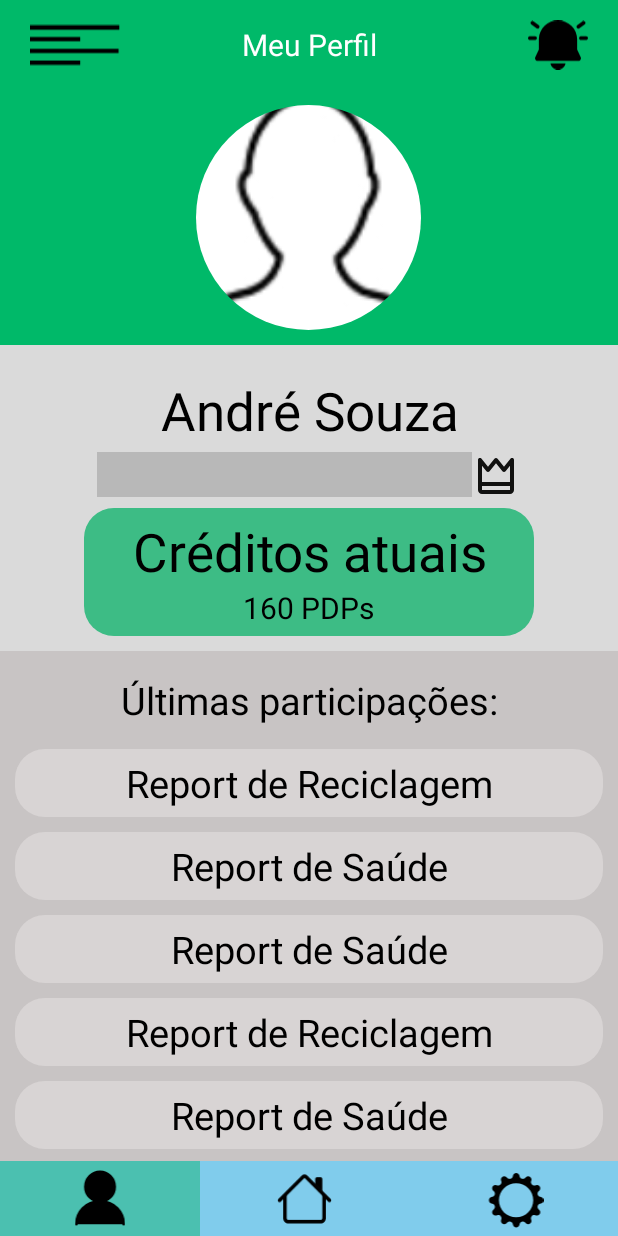
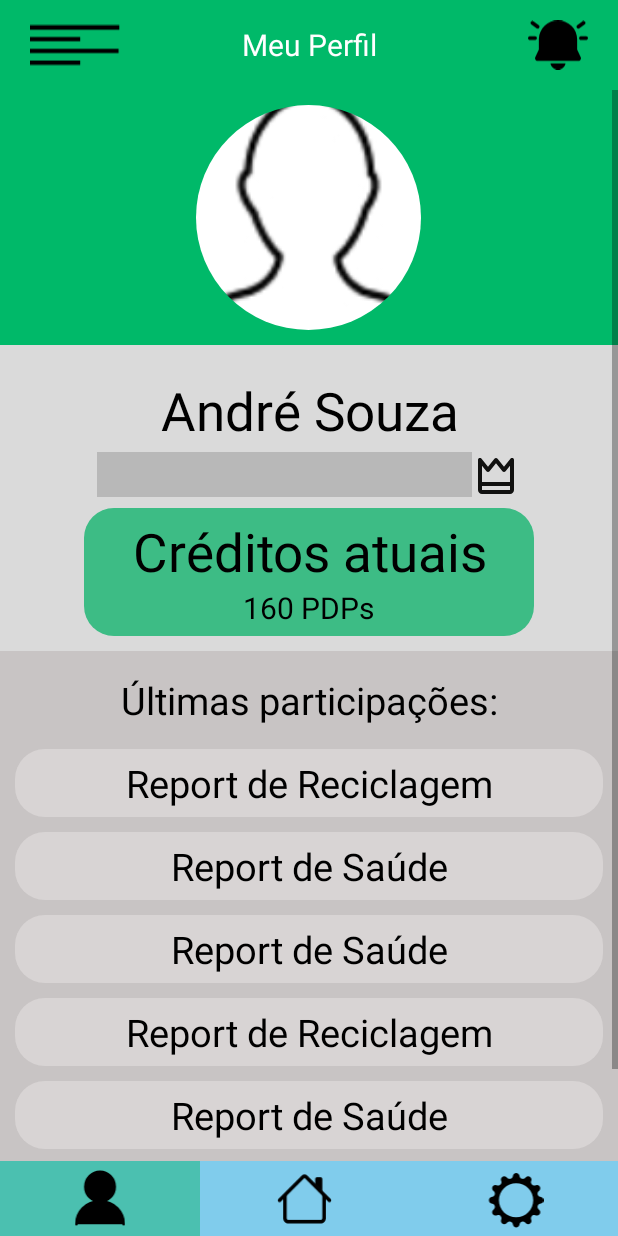
Before and after one commit to Vinicius-Mance/ESG, an Android app: the layout activity_profile.xml on its own in the app's theme, with its tools: preview values and no code run, on a phone screen of 412 x 824 dp. Run offline under Robolectric (Android 15) with nearby library versions, the phone set to English and light mode, and no system bars.

Commit message:
scrollview adicionado
scrollview adicionado

```diff
--- a/app/src/main/res/layout/activity_profile.xml
+++ b/app/src/main/res/layout/activity_profile.xml
@@ -45,12 +45,22 @@
                 android:src="@drawable/ic_action_bell" />
         </LinearLayout>
         <!-- fim header -->
+    <ScrollView
+        android:layout_below="@+id/homeHeader"
+        android:layout_width="wrap_content"
+        android:layout_height="wrap_content"
+        android:layout_marginBottom="50dp"
+        >
+        <LinearLayout
+            android:layout_width="wrap_content"
+            android:layout_height="wrap_content"
+            android:orientation="vertical"
+            >
         <!--começo homeInfo-->
             <LinearLayout
                 android:id="@+id/homeInfo"
                 android:layout_width="match_parent"
                 android:layout_height="170dp"
-        android:layout_below="@+id/homeHeader"
                 android:background="@color/main_green"
                 android:orientation="vertical">
 
@@ -63,6 +73,7 @@
 
             </LinearLayout>
                 <!--fim home info-->
+                <!-- começo profile info-->
                     <RelativeLayout
                         android:id="@+id/profileInfo"
                         android:layout_width="match_parent"
@@ -147,19 +158,19 @@
                         </LinearLayout>
 
                     </RelativeLayout>
-
+<!--                    fim profile info  -->
+<!--            começo reports-->
             <RelativeLayout
                 android:layout_width="match_parent"
                 android:layout_height="wrap_content"
                 android:layout_below="@+id/profileInfo"
                 android:background="#c8c4c4"
-        android:padding="10dp"
-        >
+                android:padding="10dp">
+
                 <LinearLayout
                     android:layout_width="match_parent"
                     android:layout_height="wrap_content"
-            android:orientation="vertical"
-            >
+                    android:orientation="vertical">
 
                     <TextView
                         android:layout_width="match_parent"
@@ -174,83 +185,82 @@
                     <TextView
                         android:layout_width="match_parent"
                         android:layout_height="wrap_content"
+                        android:layout_marginBottom="10dp"
+                        android:background="@drawable/round_rectangle"
+                        android:backgroundTint="#d8d4d4"
+                        android:padding="5dp"
                         android:text="Report de Reciclagem"
                         android:textAlignment="center"
                         android:textColor="#000"
-                    android:textSize="25dp"
-                    android:background="@drawable/round_rectangle"
-                    android:backgroundTint="#d8d4d4"
-                    android:layout_marginBottom="10dp"
-                    android:padding="5dp"
-                    />
+                        android:textSize="25dp" />
 
                     <TextView
                         android:layout_width="match_parent"
                         android:layout_height="wrap_content"
+                        android:layout_marginBottom="10dp"
+                        android:background="@drawable/round_rectangle"
+                        android:backgroundTint="#d8d4d4"
+                        android:padding="5dp"
                         android:text="Report de Saúde"
                         android:textAlignment="center"
                         android:textColor="#000"
-                    android:textSize="25dp"
-                    android:background="@drawable/round_rectangle"
-                    android:backgroundTint="#d8d4d4"
-                    android:layout_marginBottom="10dp"
-                    android:padding="5dp"
-                    />
+                        android:textSize="25dp" />
 
                     <TextView
                         android:layout_width="match_parent"
                         android:layout_height="wrap_content"
+                        android:layout_marginBottom="10dp"
+                        android:background="@drawable/round_rectangle"
+                        android:backgroundTint="#d8d4d4"
+                        android:padding="5dp"
                         android:text="Report de Saúde"
                         android:textAlignment="center"
                         android:textColor="#000"
-                    android:textSize="25dp"
-                    android:background="@drawable/round_rectangle"
-                    android:backgroundTint="#d8d4d4"
-                    android:layout_marginBottom="10dp"
-                    android:padding="5dp"
-                    />
+                        android:textSize="25dp" />
 
                     <TextView
                         android:layout_width="match_parent"
                         android:layout_height="wrap_content"
+                        android:layout_marginBottom="10dp"
+                        android:background="@drawable/round_rectangle"
+                        android:backgroundTint="#d8d4d4"
+                        android:padding="5dp"
                         android:text="Report de Reciclagem"
                         android:textAlignment="center"
                         android:textColor="#000"
-                android:textSize="25dp"
-                android:background="@drawable/round_rectangle"
-                android:backgroundTint="#d8d4d4"
-                android:layout_marginBottom="10dp"
-                android:padding="5dp"
-                />
+                        android:textSize="25dp" />
 
                     <TextView
                         android:layout_width="match_parent"
                         android:layout_height="wrap_content"
+                        android:layout_marginBottom="10dp"
+                        android:background="@drawable/round_rectangle"
+                        android:backgroundTint="#d8d4d4"
+                        android:padding="5dp"
                         android:text="Report de Saúde"
                         android:textAlignment="center"
                         android:textColor="#000"
-                android:textSize="25dp"
-                android:background="@drawable/round_rectangle"
-                android:backgroundTint="#d8d4d4"
-                android:layout_marginBottom="10dp"
-                android:padding="5dp"
-                />
+                        android:textSize="25dp" />
 
                     <TextView
                         android:layout_width="match_parent"
                         android:layout_height="wrap_content"
+                        android:layout_marginBottom="10dp"
+                        android:background="@drawable/round_rectangle"
+                        android:backgroundTint="#d8d4d4"
+                        android:padding="5dp"
                         android:text="Report de Saúde"
                         android:textAlignment="center"
                         android:textColor="#000"
-                android:textSize="25dp"
-                android:background="@drawable/round_rectangle"
-                android:backgroundTint="#d8d4d4"
-                android:layout_marginBottom="10dp"
-                android:padding="5dp"
-                />
+                        android:textSize="25dp" />
 
                 </LinearLayout>
+
+
             </RelativeLayout>
+<!--            fim reports-->
+        </LinearLayout>
+    </ScrollView>
         <!--  inicio toolbar inferior  -->
         <LinearLayout
             android:layout_width="match_parent"
```
Lines whose indentation alone changed are shown as unchanged.
